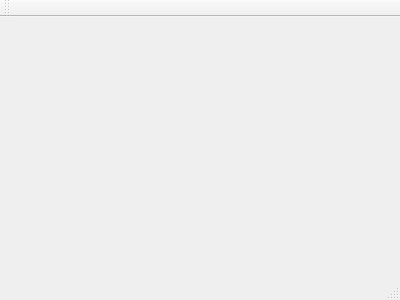
First picture: the form in qtStudy_multiThread/mainwindow.ui, repository f0ghua/qtStudy, before the edit.
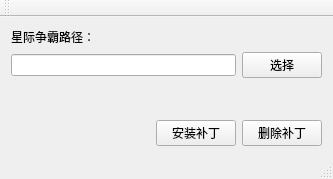
Second picture: the form after the edit.

What changed in the file:
```diff
--- a/qtStudy_multiThread/mainwindow.ui
+++ b/qtStudy_multiThread/mainwindow.ui
@@ -1,24 +1,99 @@
 <ui version="4.0">
  <class>MainWindow</class>
- <widget class="QMainWindow" name="MainWindow" >
-  <property name="geometry" >
+ <widget class="QMainWindow" name="MainWindow">
+  <property name="geometry">
    <rect>
     <x>0</x>
     <y>0</y>
-    <width>400</width>
-    <height>300</height>
+    <width>333</width>
+    <height>179</height>
    </rect>
   </property>
   <property name="windowTitle" >
    <string>MainWindow</string>
   </property>
-  <widget class="QMenuBar" name="menuBar" />
-  <widget class="QToolBar" name="mainToolBar" />
-  <widget class="QWidget" name="centralWidget" />
-  <widget class="QStatusBar" name="statusBar" />
+  <widget class="QWidget" name="centralWidget">
+   <layout class="QGridLayout" name="gridLayout">
+    <item row="0" column="0">
+     <widget class="QLabel" name="label">
+      <property name="text">
+       <string>星际争霸路径：</string>
+      </property>
+     </widget>
+    </item>
+    <item row="1" column="0" colspan="2">
+     <widget class="QLineEdit" name="lineEdit"/>
+    </item>
+    <item row="1" column="2">
+     <widget class="QPushButton" name="pbSelect">
+      <property name="text">
+       <string>选择</string>
+      </property>
+     </widget>
+    </item>
+    <item row="3" column="0">
+     <spacer name="horizontalSpacer">
+      <property name="orientation">
+       <enum>Qt::Horizontal</enum>
+      </property>
+      <property name="sizeHint" stdset="0">
+       <size>
+        <width>150</width>
+        <height>20</height>
+       </size>
+      </property>
+     </spacer>
+    </item>
+    <item row="3" column="1">
+     <widget class="QPushButton" name="pbInstall">
+      <property name="text">
+       <string>安装补丁</string>
+      </property>
+     </widget>
+    </item>
+    <item row="3" column="2">
+     <widget class="QPushButton" name="pbUninstall">
+      <property name="text">
+       <string>删除补丁</string>
+      </property>
+     </widget>
+    </item>
+    <item row="2" column="1">
+     <spacer name="verticalSpacer">
+      <property name="orientation">
+       <enum>Qt::Vertical</enum>
+      </property>
+      <property name="sizeHint" stdset="0">
+       <size>
+        <width>20</width>
+        <height>40</height>
+       </size>
+      </property>
+     </spacer>
+    </item>
+   </layout>
+  </widget>
+  <widget class="QMenuBar" name="menuBar">
+   <property name="geometry">
+    <rect>
+     <x>0</x>
+     <y>0</y>
+     <width>333</width>
+     <height>23</height>
+    </rect>
+   </property>
+  </widget>
+  <widget class="QToolBar" name="mainToolBar">
+   <attribute name="toolBarArea">
+    <enum>TopToolBarArea</enum>
+   </attribute>
+   <attribute name="toolBarBreak">
+    <bool>false</bool>
+   </attribute>
+  </widget>
+  <widget class="QStatusBar" name="statusBar"/>
  </widget>
- <layoutDefault spacing="6" margin="11" />
- <pixmapfunction></pixmapfunction>
+ <layoutdefault spacing="6" margin="11"/>
  <resources/>
  <connections/>
 </ui>
```
Left out of the diff: 3 changed lines with no effect on the pictures.
